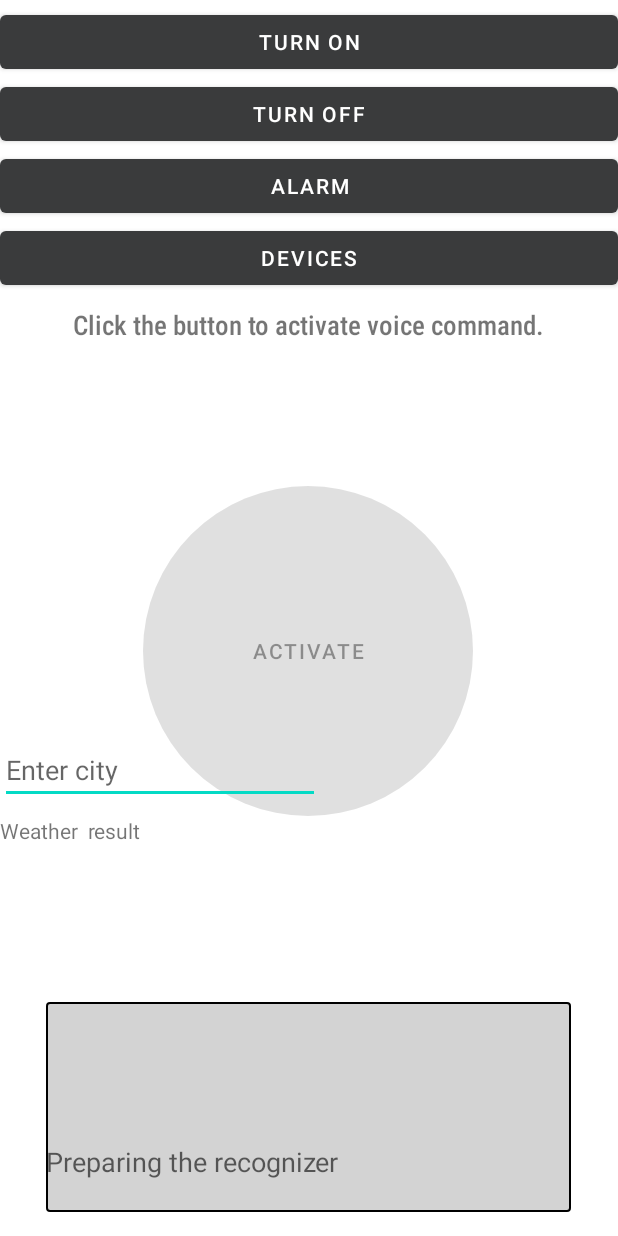
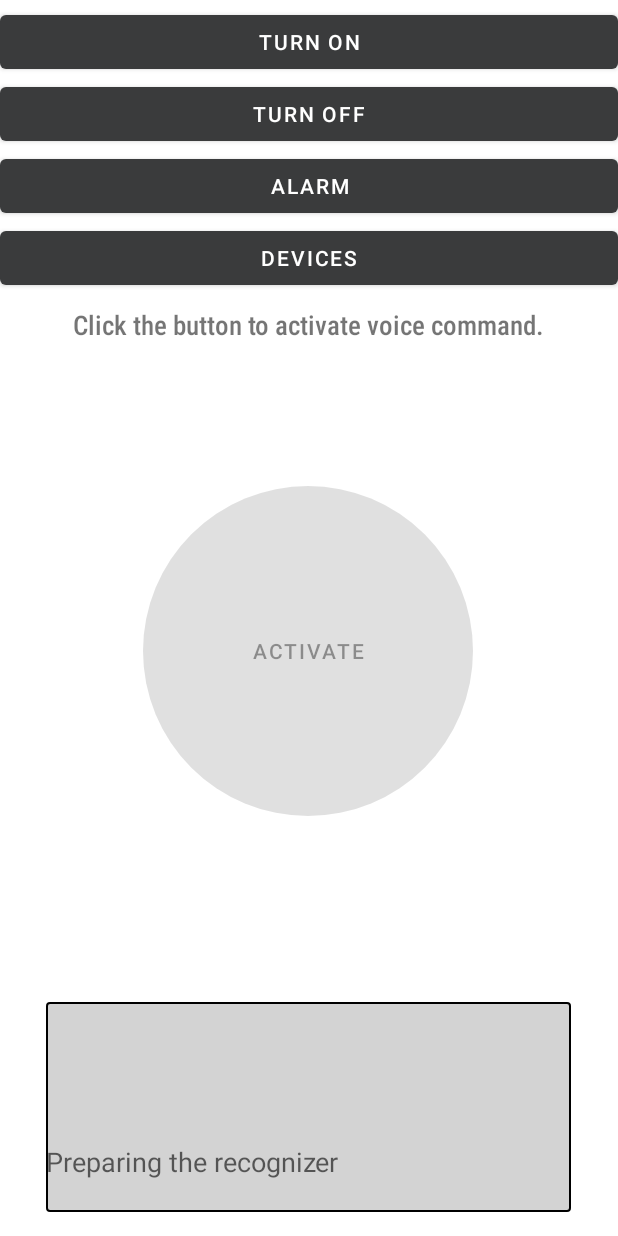
Before and after one commit to daoos/ProjectJarvis, an Android app: the screen it shows after launch (MainActivity), on a phone screen of 412 x 824 dp. Run offline under Robolectric (Android 15) with nearby library versions, the phone set to English and light mode, and no system bars; our stand-ins replace Volley; libraries missing offline, so code that uses them is left out: org.eclipse.paho, org.vosk, org.vosk.android; 3 statements that could not run were skipped.

Commit message:
Clean up

```diff
--- a/app/src/main/java/com/example/projectjarvis/MainActivity.java
+++ b/app/src/main/java/com/example/projectjarvis/MainActivity.java
@@ -132,8 +132,8 @@ public class MainActivity extends AppCompatActivity implements
         super.onCreate(savedInstanceState);
         setContentView(R.layout.activity_main);
 
-        cityInput = findViewById(R.id.cityInput);
-        weatherResult = findViewById(R.id.weatherResult);
+        //cityInput = findViewById(R.id.cityInput);
+        //weatherResult = findViewById(R.id.weatherResult);
 
         //------Vosk
         voiceInput = findViewById(R.id.voiceInput); //textview for showing the voice input
--- a/app/src/main/res/layout/activity_main.xml
+++ b/app/src/main/res/layout/activity_main.xml
@@ -123,6 +123,7 @@
         app:layout_constraintStart_toStartOf="parent"
         app:layout_constraintTop_toTopOf="@+id/turnOnBtn" />
 
+    <!--
     <TextView
         android:id="@+id/weatherResult"
         android:layout_width="wrap_content"
@@ -141,6 +142,7 @@
         android:inputType="textPersonName"
         app:layout_constraintBottom_toTopOf="@+id/weatherResult"
         app:layout_constraintStart_toStartOf="parent" />
+    -->
 
     <!--
     <Button
```
Also changed, not shown: 9 other files.
